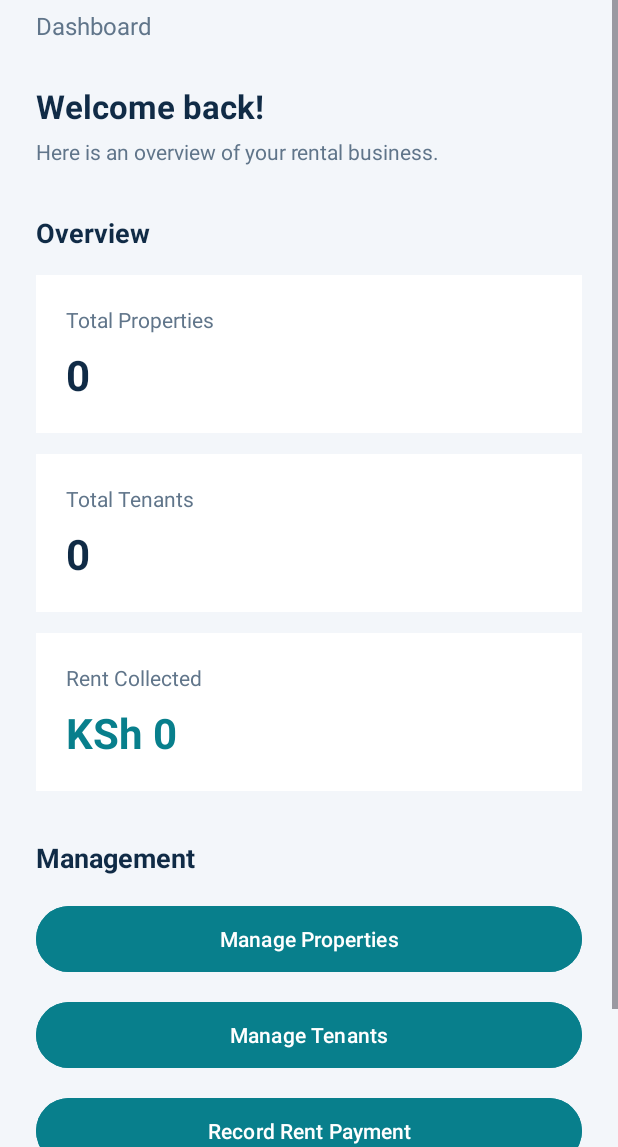
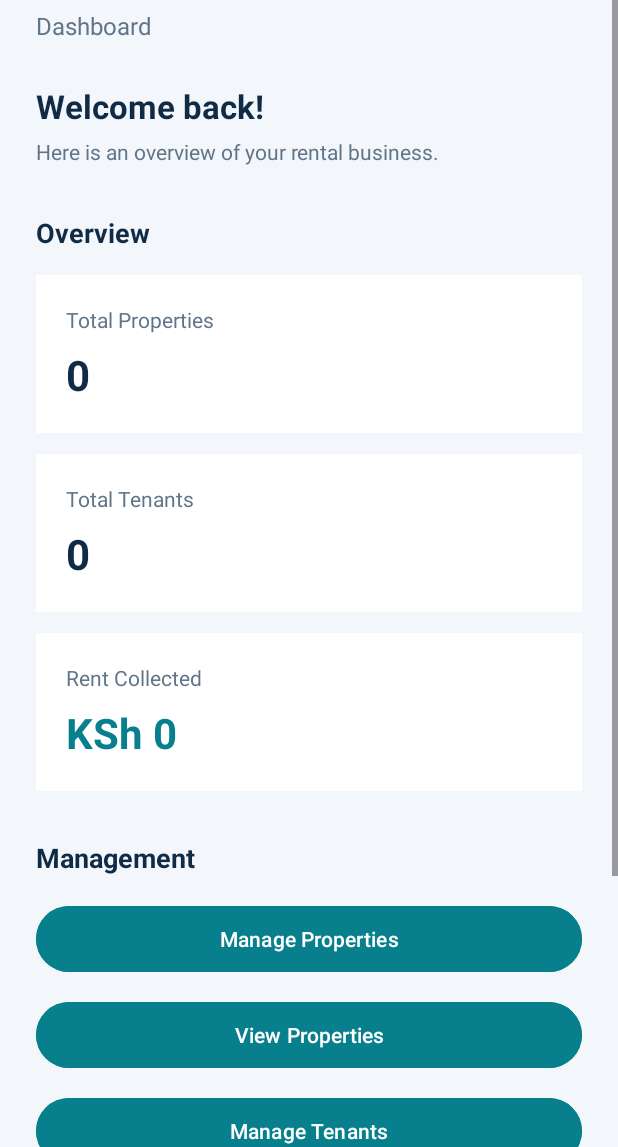
Before and after one commit to Mwangilindsey/RentManagementSystem-Project, an Android app: the DashboardActivity screen opened directly, with no data from a screen before it, on a phone screen of 412 x 824 dp, the part 89-1236 px from its top. Run offline under Robolectric (Android 15) with nearby library versions, the phone set to English and light mode, and no system bars.

Commit message:
Add View Properties and View Tenants buttons

```diff
--- a/app/src/main/res/layout/activity_dashboard.xml
+++ b/app/src/main/res/layout/activity_dashboard.xml
@@ -162,12 +162,32 @@
             android:textColor="#FFFFFF" />
 
         <Button
+            android:id="@+id/btnViewProperties"
+            android:layout_width="match_parent"
+            android:layout_height="52dp"
+            android:layout_marginTop="12dp"
+            android:backgroundTint="#087F8C"
+            android:text="View Properties"
+            android:textAllCaps="false"
+            android:textColor="#FFFFFF" />
+
+        <Button
             android:id="@+id/btnManageTenants"
             android:layout_width="match_parent"
             android:layout_height="52dp"
             android:layout_marginTop="12dp"
             android:backgroundTint="#087F8C"
             android:text="Manage Tenants"
+            android:textAllCaps="false"
+            android:textColor="#FFFFFF" />
+
+        <Button
+            android:id="@+id/btnViewTenants"
+            android:layout_width="match_parent"
+            android:layout_height="52dp"
+            android:layout_marginTop="12dp"
+            android:backgroundTint="#087F8C"
+            android:text="View Tenants"
             android:textAllCaps="false"
             android:textColor="#FFFFFF" />
 
```
